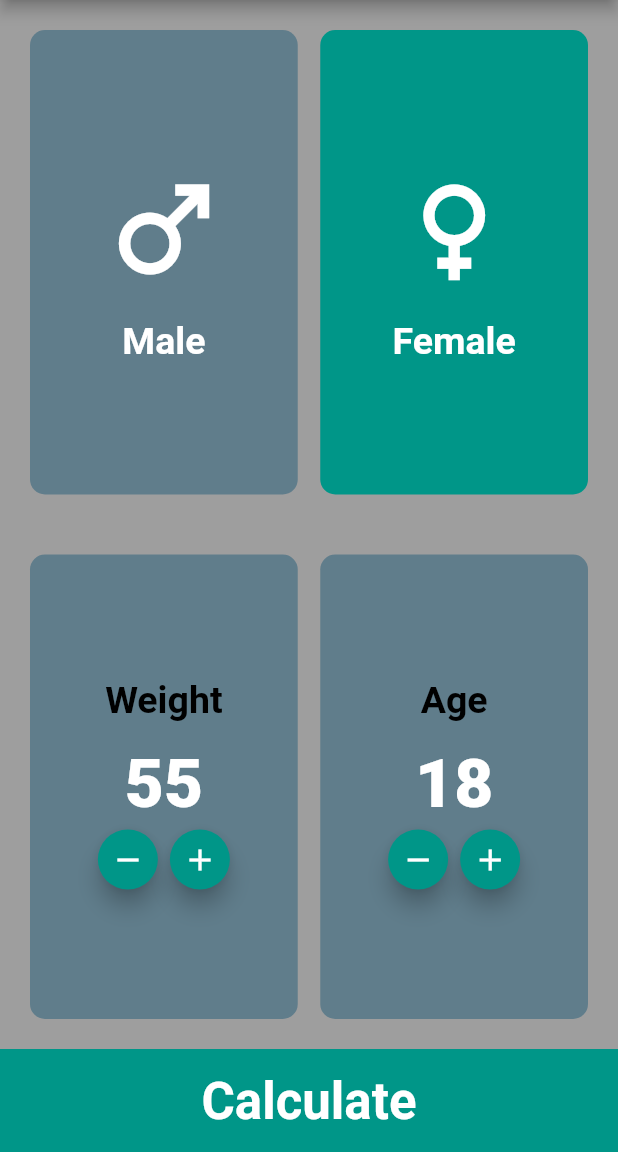
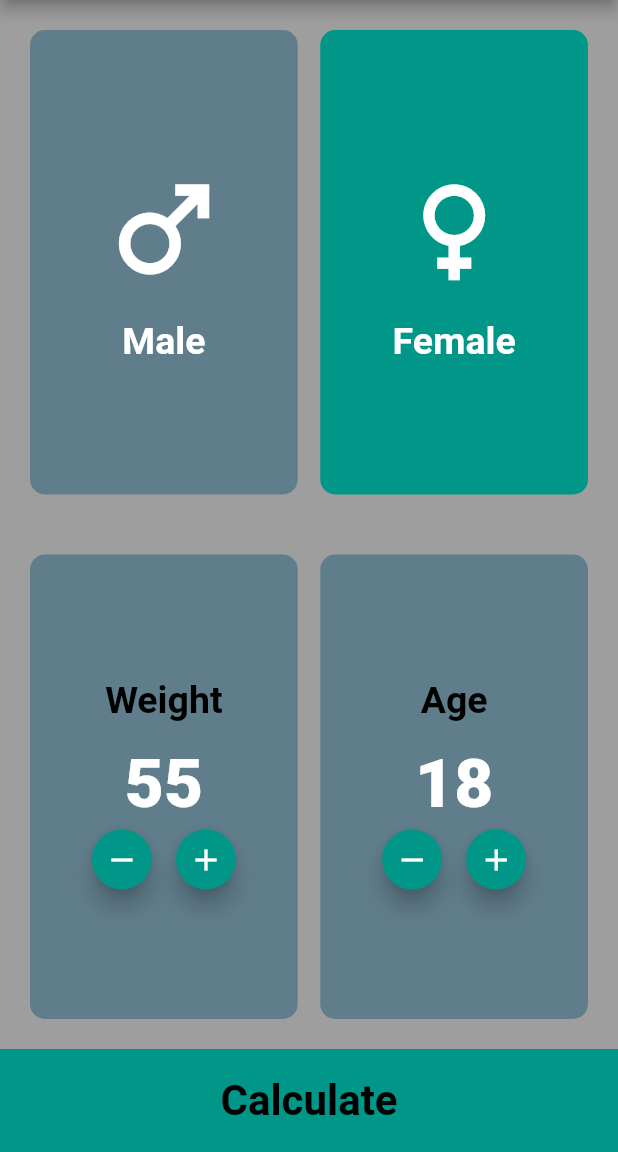
Before and after one commit to HowkMii/body-mass-index-calculator, a Flutter app: the screen it shows after launch, on a phone screen of 412 x 824 dp, the part 84-1236 px from its top. Run offline on Flutter 3.47's test engine with Material 2 defaults, Android fonts, the phone set to English and light mode, and no system bars.

```diff
--- a/lib/home.dart
+++ b/lib/home.dart
@@ -1,7 +1,4 @@
-
-
-
-
+import 'dart:math';
 import 'package:bmi/result.dart';
 import 'package:flutter/material.dart';
 
@@ -63,7 +60,8 @@ class _MyHomePageState extends State<MyHomePage> {
             width: double.infinity,
             height: MediaQuery.of(context).size.height/12,
             child: TextButton(onPressed: (){
-              Navigator.push(context, MaterialPageRoute(builder: (context)=> Result(result:92,isMale: isMale,age: age,))
+              var result=weight/pow(heightVal/100,2);
+              Navigator.push(context, MaterialPageRoute(builder: (context)=>  Result(result: result,isMale: isMale,age: age,))
             );
             },
             child: Text('Calculate',style: Theme.of(context).textTheme.headline2,))),
@@ -108,6 +106,7 @@ class _MyHomePageState extends State<MyHomePage> {
                  Text(type=='age'?'Age':'Weight',style: TextStyle(fontSize: 25,fontWeight: FontWeight.bold, color: Colors.black)),
                 const SizedBox(height: 15,),
                 Text(type=='age'?'$age':'$weight',style: TextStyle(fontSize: 45,fontWeight: FontWeight.w800, color: Colors.white)),
+
                 Row(
                   mainAxisAlignment: MainAxisAlignment.center,
                   children: [
@@ -120,6 +119,7 @@ class _MyHomePageState extends State<MyHomePage> {
                       mini: true,
 
                       ),
+                    const  SizedBox(width: 8,),
                     FloatingActionButton(
                       heroTag: type=='age'?'age++':'weight++',
                       onPressed: (){
--- a/lib/main.dart
+++ b/lib/main.dart
@@ -17,7 +17,7 @@ class MyApp extends StatelessWidget {
       theme: ThemeData(
         iconTheme: const IconThemeData(color:Colors.white,),
         textTheme: const TextTheme(
-          headline2: TextStyle(fontSize: 34,fontWeight: FontWeight.bold, color: Colors.white),
+          headline2: TextStyle(fontSize: 28,fontWeight: FontWeight.bold, color: Colors.black),
         ),
         primarySwatch: Colors.teal,
         canvasColor: Colors.black38
```
